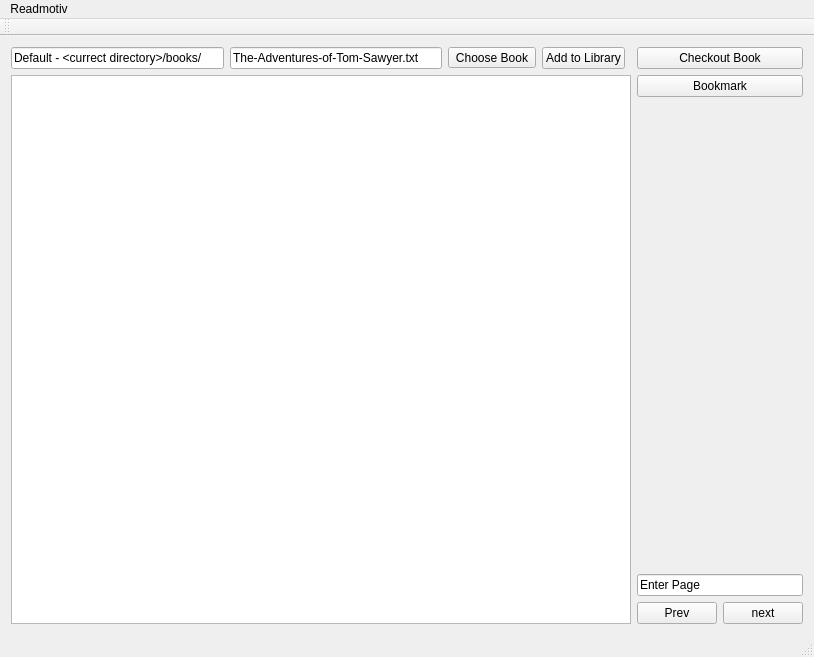
Qt form src/mainwindow.ui (lettergram/basicbookreader) before a commit.
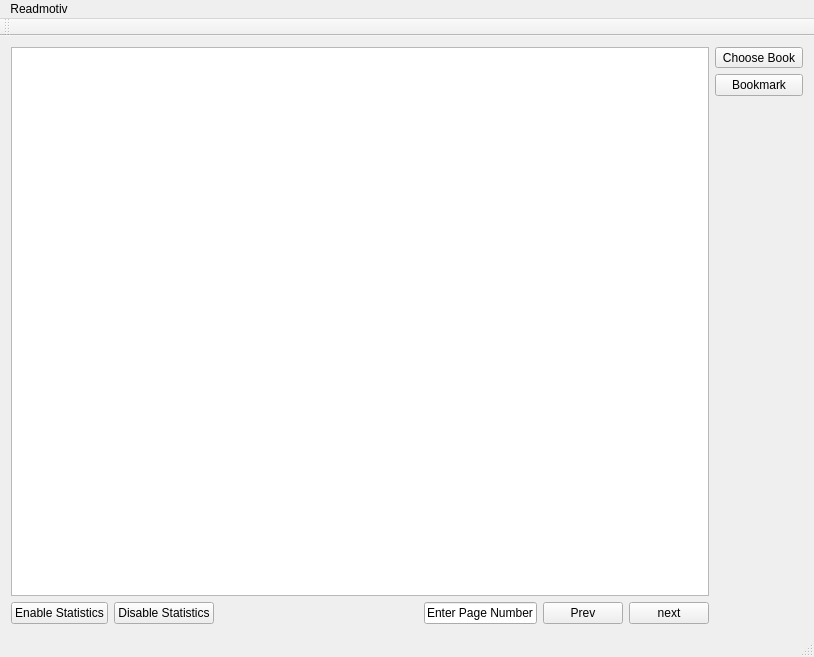
The same form after that commit.

```diff
--- a/src/mainwindow.ui
+++ b/src/mainwindow.ui
@@ -15,76 +15,65 @@
   </property>
   <widget class="QWidget" name="centralWidget">
    <layout class="QGridLayout" name="gridLayout">
-    <item row="6" column="5">
+    <item row="0" column="20">
+     <widget class="QToolButton" name="toolButton">
+      <property name="text">
+       <string>Choose Book</string>
+      </property>
+     </widget>
+    </item>
+    <item row="1" column="20">
+     <widget class="QPushButton" name="saveBookButton">
+      <property name="text">
+       <string>Bookmark</string>
+      </property>
+     </widget>
+    </item>
+    <item row="7" column="1">
+     <widget class="QPushButton" name="disable_stats_button">
+      <property name="text">
+       <string>Disable Statistics</string>
+      </property>
+     </widget>
+    </item>
+    <item row="0" column="0" rowspan="7" colspan="15">
+     <widget class="QTextBrowser" name="textBrowser"/>
+    </item>
+    <item row="7" column="13">
      <widget class="QPushButton" name="prevButton">
       <property name="text">
        <string>Prev</string>
       </property>
      </widget>
     </item>
-    <item row="0" column="3">
-     <widget class="QPushButton" name="addtoLibButton">
+    <item row="7" column="0">
+     <widget class="QPushButton" name="enable_stats_button">
       <property name="text">
-       <string>Add to Library</string>
+       <string>Enable Statistics</string>
       </property>
      </widget>
     </item>
-    <item row="0" column="0">
-     <widget class="QLineEdit" name="file_location">
-      <property name="text">
-       <string>Default - &lt;currect directory&gt;/books/</string>
-      </property>
-     </widget>
-    </item>
-    <item row="1" column="0" rowspan="6" colspan="5">
-     <widget class="QTextBrowser" name="textBrowser"/>
-    </item>
-    <item row="5" column="5" colspan="2">
-     <widget class="QLineEdit" name="lineEdit_page">
-      <property name="text">
-       <string>Enter Page</string>
-      </property>
-     </widget>
-    </item>
-    <item row="0" column="1">
-     <widget class="QLineEdit" name="book_name">
-      <property name="text">
-       <string>The-Adventures-of-Tom-Sawyer.txt</string>
-      </property>
-     </widget>
-    </item>
-    <item row="6" column="6">
+    <item row="7" column="14">
      <widget class="QPushButton" name="nextButton">
       <property name="text">
        <string>next</string>
       </property>
      </widget>
     </item>
-    <item row="0" column="5" colspan="2">
-     <widget class="QPushButton" name="loadBookButton">
+    <item row="7" column="9" colspan="4">
+     <widget class="QLineEdit" name="lineEdit_page">
       <property name="text">
-       <string>Checkout Book</string>
+       <string>Enter Page Number</string>
       </property>
-     </widget>
-    </item>
-    <item row="1" column="5" colspan="2">
-     <widget class="QPushButton" name="saveBookButton">
-      <property name="text">
-       <string>Bookmark</string>
+      <property name="maxLength">
+       <number>50</number>
       </property>
      </widget>
     </item>
-    <item row="4" column="5" colspan="2">
+    <item row="7" column="2" colspan="7">
      <widget class="QLabel" name="label">
       <property name="text">
-       <string/>
-      </property>
-     </widget>
-    </item>
-    <item row="0" column="2">
-     <widget class="QToolButton" name="toolButton">
-      <property name="text">
-       <string>Choose Book</string>
+       <string>                                     </string>
       </property>
      </widget>
     </item>
```
